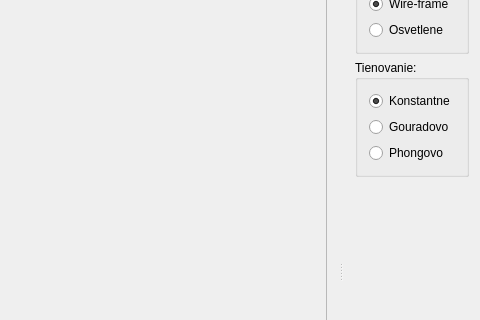
First picture: the form in ImageViewer.ui, repository maroslastik/image_viewer_3d, before the edit; both pictures show x 451 to 931 and y 103 to 423 of the 931 by 733 pixel window.
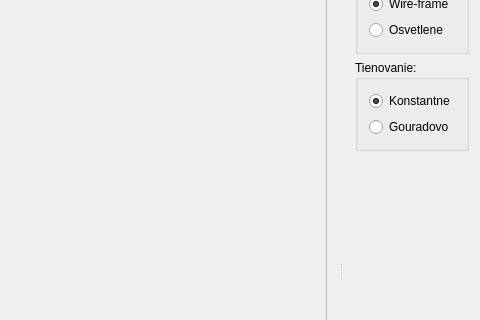
Second picture: the form after the edit.

Diff of the .ui file:
```diff
--- a/ImageViewer.ui
+++ b/ImageViewer.ui
@@ -317,13 +317,6 @@
           </property>
          </widget>
         </item>
-        <item>
-         <widget class="QRadioButton" name="phongButton">
-          <property name="text">
-           <string>Phongovo</string>
-          </property>
-         </widget>
-        </item>
        </layout>
       </widget>
      </item>
```
